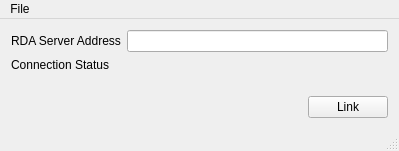
First picture: the form in BrainVisionRDA/mainwindow.ui, repository labstreaminglayer/App-BrainProducts, before the edit.
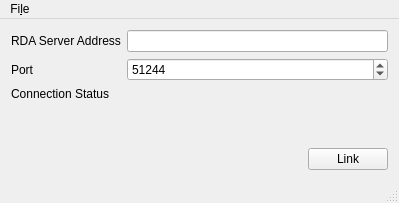
Second picture: the form after the edit.

What changed in the file:
```diff
--- a/BrainVisionRDA/mainwindow.ui
+++ b/BrainVisionRDA/mainwindow.ui
@@ -7,7 +7,7 @@
     <x>0</x>
     <y>0</y>
     <width>399</width>
-    <height>151</height>
+    <height>203</height>
    </rect>
   </property>
   <property name="windowTitle">
@@ -30,20 +30,40 @@
       <item row="0" column="1">
        <widget class="QLineEdit" name="serverIP"/>
       </item>
-      <item row="1" column="1">
+      <item row="2" column="1">
        <widget class="QLabel" name="connectionStatus">
         <property name="text">
          <string/>
         </property>
        </widget>
       </item>
-      <item row="1" column="0">
+      <item row="2" column="0">
        <widget class="QLabel" name="label_2">
         <property name="text">
          <string>Connection Status</string>
         </property>
        </widget>
       </item>
+      <item row="1" column="0">
+       <widget class="QLabel" name="label">
+        <property name="text">
+         <string>Port</string>
+        </property>
+       </widget>
+      </item>
+      <item row="1" column="1">
+       <widget class="QSpinBox" name="cbPort">
+        <property name="toolTip">
+         <string>Port to connect to, 51244 is the default recorder port, 51254 the default recview port</string>
+        </property>
+        <property name="maximum">
+         <number>65535</number>
+        </property>
+        <property name="value">
+         <number>51244</number>
+        </property>
+       </widget>
+      </item>
      </layout>
     </item>
     <item>
@@ -78,12 +98,12 @@
      <x>0</x>
      <y>0</y>
      <width>399</width>
-     <height>18</height>
+     <height>30</height>
     </rect>
    </property>
    <widget class="QMenu" name="menuFile">
     <property name="title">
-     <string>File</string>
+     <string>Fi&amp;le</string>
     </property>
     <addaction name="actionLoad_Configuration"/>
     <addaction name="actionSave_Configuration"/>
```
Left out of the diff: 6 changed lines with no effect on the pictures.
